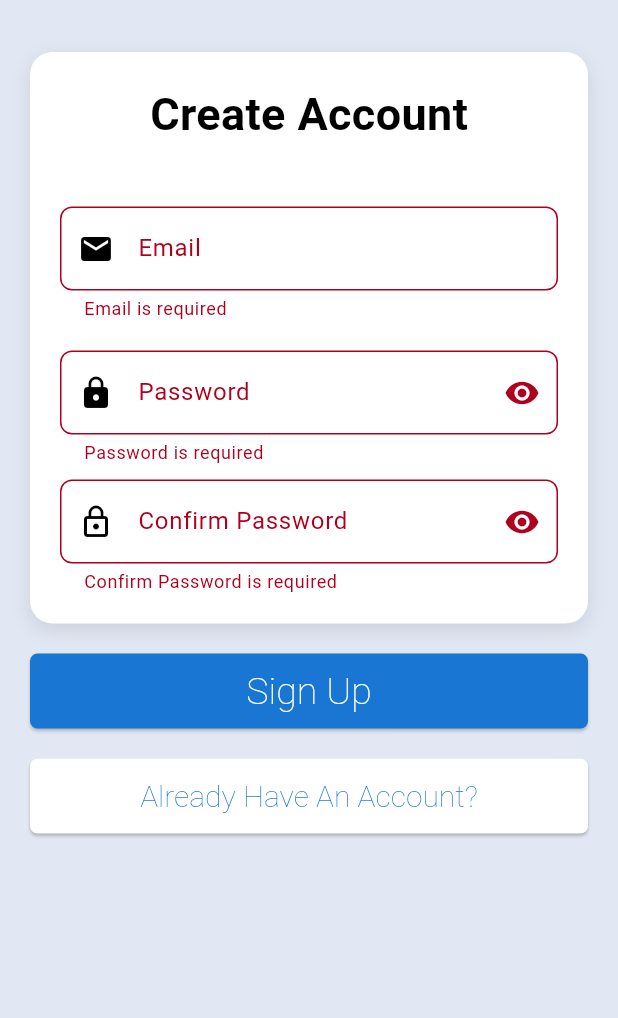
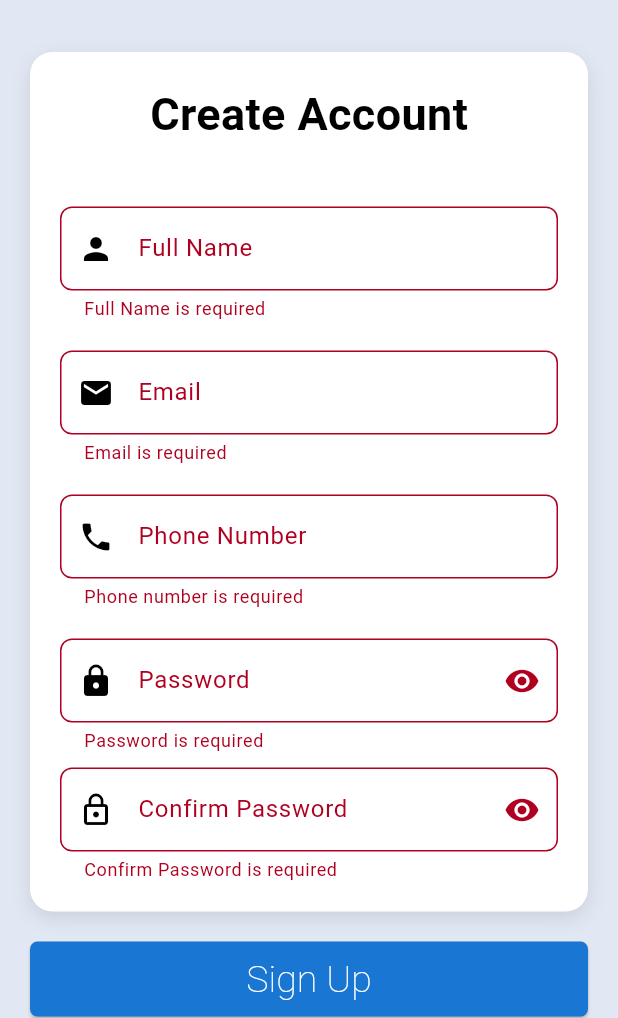
Before and after one commit to Prajjwall123/projectsyeti, a Flutter app: the RegisterView screen opened by its route, after a tap on "Sign Up", on a phone screen of 412 x 824 dp, the part 218-1236 px from its top. Run offline on Flutter 3.47's test engine with Material 3 defaults, Android fonts, the light colour scheme and no system bars; our stand-ins replace bloc, dartz, equatable, flutter_bloc, get_it, hive_flutter; accounts and stored records are empty; Roboto replaces fonts that are missing (Montserrat Regular, NotoSans Regular).

Commit message:
fname and phone number

```diff
--- a/lib/core/network/hive_service.dart
+++ b/lib/core/network/hive_service.dart
@@ -6,7 +6,7 @@ import 'package:projectsyeti/features/auth/data/model/auth_hive_model.dart';
 class HiveService {
   static Future<void> init() async {
     var directory = await getApplicationDocumentsDirectory();
-    var path = '${directory.path}/projectsyeti.db';
+    var path = '${directory.path}/projectsyeti2.db';
 
     Hive.init(path);//initializing database
 
--- a/lib/features/auth/data/data_source/local_data_source/auth_local_data_source.dart
+++ b/lib/features/auth/data/data_source/local_data_source/auth_local_data_source.dart
@@ -11,10 +11,12 @@ class AuthLocalDataSource implements IAuthDataSource {
 
   @override
   Future<AuthEntity> getCurrentUser() {
-    return Future.value(const AuthEntity(
+    return Future.value(AuthEntity(
       id: "1",
       email: "",
       password: "",
+      phone: "",
+      fname: "",
     ));
   }
 
@@ -39,6 +41,8 @@ class AuthLocalDataSource implements IAuthDataSource {
         id: user.id,
         email: user.email,
         password: user.password,
+        fname: user.fname,
+        phone: user.phone,
       );
 
       await _hiveService.addUser(userHiveModel);
--- a/lib/features/auth/data/model/auth_hive_model.dart
+++ b/lib/features/auth/data/model/auth_hive_model.dart
@@ -13,18 +13,26 @@ class UserHiveModel extends Equatable {
   final String email;
   @HiveField(2)
   final String password;
+  @HiveField(3)
+  final String fname;
+  @HiveField(4)
+  final String phone;
 
   UserHiveModel({
     String? id,
     required this.email,
     required this.password,
+    required this.fname,
+    required this.phone,
   }) : id = id ?? const Uuid().v4();
 
   // Initial Constructor
   const UserHiveModel.initial()
       : id = '',
         email = '',
-        password = '';
+        password = '',
+        fname = '',
+        phone = '';
 
   // From Entity
   factory UserHiveModel.fromJson(Map<String, dynamic> json) {
@@ -32,6 +40,8 @@ class UserHiveModel extends Equatable {
       id: json['id'] as String?,
       email: json['email'] as String,
       password: json['password'] as String,
+      fname: json['fname'] as String,
+      phone: json['phone'] as String,
     );
   }
 
@@ -41,9 +51,11 @@ class UserHiveModel extends Equatable {
       'id': id,
       'email': email,
       'password': password,
+      'fname': fname,
+      'phone': phone,
     };
   }
 
   @override
-  List<Object?> get props => [id, email, password];
+  List<Object?> get props => [id, email, password, fname, phone];
 }
--- a/lib/features/auth/domain/entity/auth_entity.dart
+++ b/lib/features/auth/domain/entity/auth_entity.dart
@@ -1,16 +1,21 @@
 import 'package:equatable/equatable.dart';
+import 'package:uuid/uuid.dart';
 
 class AuthEntity extends Equatable {
-  final String? id;
+  final String id;
   final String email;
   final String password;
+  final String fname;
+  final String phone;
 
-  const AuthEntity({
-    this.id,
+  AuthEntity({
+    String? id,
     required this.email,
     required this.password,
-  });
+    required this.fname,
+    required this.phone,
+  }) : id = id ?? const Uuid().v4();
 
   @override
-  List<Object?> get props => [id, email, password];
+  List<Object> get props => [id, email, password, fname, phone];
 }
--- a/lib/features/auth/domain/use_case/register_usecase.dart
+++ b/lib/features/auth/domain/use_case/register_usecase.dart
@@ -9,18 +9,24 @@ import '../repository/auth_repository.dart';
 class RegisterUserParams extends Equatable {
   final String email;
   final String password;
+  final String fname;
+  final String phone;
 
   const RegisterUserParams({
     required this.email,
     required this.password,
+    required this.fname,
+    required this.phone,
   });
 
   const RegisterUserParams.initial()
       : email = '',
-        password = '';
+        password = '',
+        fname = '',
+        phone = '';
 
   @override
-  List<Object?> get props => [email, password];
+  List<Object?> get props => [email, password, fname, phone];
 }
 
 class RegisterUseCase implements UsecaseWithParams<void, RegisterUserParams> {
@@ -34,6 +40,8 @@ class RegisterUseCase implements UsecaseWithParams<void, RegisterUserParams> {
       id: null,
       email: params.email,
       password: params.password,
+      fname: params.fname,
+      phone: params.phone,
     );
     return repository.registerStudent(authEntity);
   }
--- a/lib/features/auth/presentation/view/register_view.dart
+++ b/lib/features/auth/presentation/view/register_view.dart
@@ -16,6 +16,8 @@ class _RegisterViewState extends State<RegisterView> {
   final _formKey = GlobalKey<FormState>();
   final TextEditingController _emailController = TextEditingController();
   final TextEditingController _passwordController = TextEditingController();
+  final TextEditingController _fnameController = TextEditingController();
+  final TextEditingController _phoneController = TextEditingController();
   final TextEditingController _confirmPasswordController =
       TextEditingController();
 
@@ -29,9 +31,6 @@ class _RegisterViewState extends State<RegisterView> {
       body: BlocConsumer<RegisterBloc, RegisterState>(
         listener: (context, state) {
           if (state.isSuccess) {
-            ScaffoldMessenger.of(context).showSnackBar(
-              const SnackBar(content: Text("Registration Successful")),
-            );
             Navigator.pushReplacement(
               context,
               MaterialPageRoute(builder: (context) => LoginView()),
@@ -87,6 +86,26 @@ class _RegisterViewState extends State<RegisterView> {
                             ),
                           ),
                           const SizedBox(height: 40),
+                          // Full Name field
+                          TextFormField(
+                            controller: _fnameController,
+                            decoration: InputDecoration(
+                              labelText: 'Full Name',
+                              hintText: 'Enter your full name',
+                              prefixIcon: const Icon(Icons.person),
+                              border: OutlineInputBorder(
+                                borderRadius: BorderRadius.circular(8),
+                              ),
+                            ),
+                            validator: (value) {
+                              if (value == null || value.isEmpty) {
+                                return "Full Name is required";
+                              }
+                              return null;
+                            },
+                          ),
+                          const SizedBox(height: 20),
+                          // Email field
                           TextFormField(
                             controller: _emailController,
                             keyboardType: TextInputType.emailAddress,
@@ -110,6 +129,27 @@ class _RegisterViewState extends State<RegisterView> {
                             },
                           ),
                           const SizedBox(height: 20),
+                          // Phone field
+                          TextFormField(
+                            controller: _phoneController,
+                            keyboardType: TextInputType.phone,
+                            decoration: InputDecoration(
+                              labelText: 'Phone Number',
+                              hintText: 'Enter your phone number',
+                              prefixIcon: const Icon(Icons.phone),
+                              border: OutlineInputBorder(
+                                borderRadius: BorderRadius.circular(8),
+                              ),
+                            ),
+                            validator: (value) {
+                              if (value == null || value.isEmpty) {
+                                return "Phone number is required";
+                              }
+                              return null;
+                            },
+                          ),
+                          const SizedBox(height: 20),
+                          // Password field
                           TextFormField(
                             controller: _passwordController,
                             obscureText: _obscurePassword,
@@ -144,6 +184,7 @@ class _RegisterViewState extends State<RegisterView> {
                             },
                           ),
                           const SizedBox(height: 10),
+                          // Confirm Password field
                           TextFormField(
                             controller: _confirmPasswordController,
                             obscureText: _obscureConfirmPassword,
@@ -204,6 +245,8 @@ class _RegisterViewState extends State<RegisterView> {
                                       context: context,
                                       email: _emailController.text.trim(),
                                       password: _passwordController.text,
+                                      phone: _phoneController.text,
+                                      fname: _fnameController.text,
                                       confirmPassword:
                                           _confirmPasswordController.text,
                                     ),
--- a/lib/features/auth/presentation/view_model/register/register_bloc.dart
+++ b/lib/features/auth/presentation/view_model/register/register_bloc.dart
@@ -35,7 +35,8 @@ class RegisterBloc extends Bloc<RegisterEvent, RegisterState> {
       RegisterUserParams(
         email: event.email,
         password: event.password,
-        // isAdmin: false, // Update if admin option is required
+        fname: event.fname,
+        phone: event.phone,
       ),
     );
 
--- a/lib/features/auth/presentation/view_model/register/register_event.dart
+++ b/lib/features/auth/presentation/view_model/register/register_event.dart
@@ -11,16 +11,26 @@ sealed class RegisterEvent extends Equatable {
 class RegisterStudentEvent extends RegisterEvent {
   final BuildContext context;
   final String email;
+  final String fname;
+  final String phone;
   final String password;
   final String confirmPassword;
 
   const RegisterStudentEvent({
     required this.context,
     required this.email,
+    required this.fname,
+    required this.phone,
     required this.password,
     required this.confirmPassword,
   });
 
   @override
-  List<Object> get props => [email, password, confirmPassword];
+  List<Object> get props => [
+        email,
+        fname,
+        phone,
+        password,
+        confirmPassword,
+      ];
 }
```
Also changed, not shown: lib/features/auth/data/model/auth_hive_model.g.dart.
